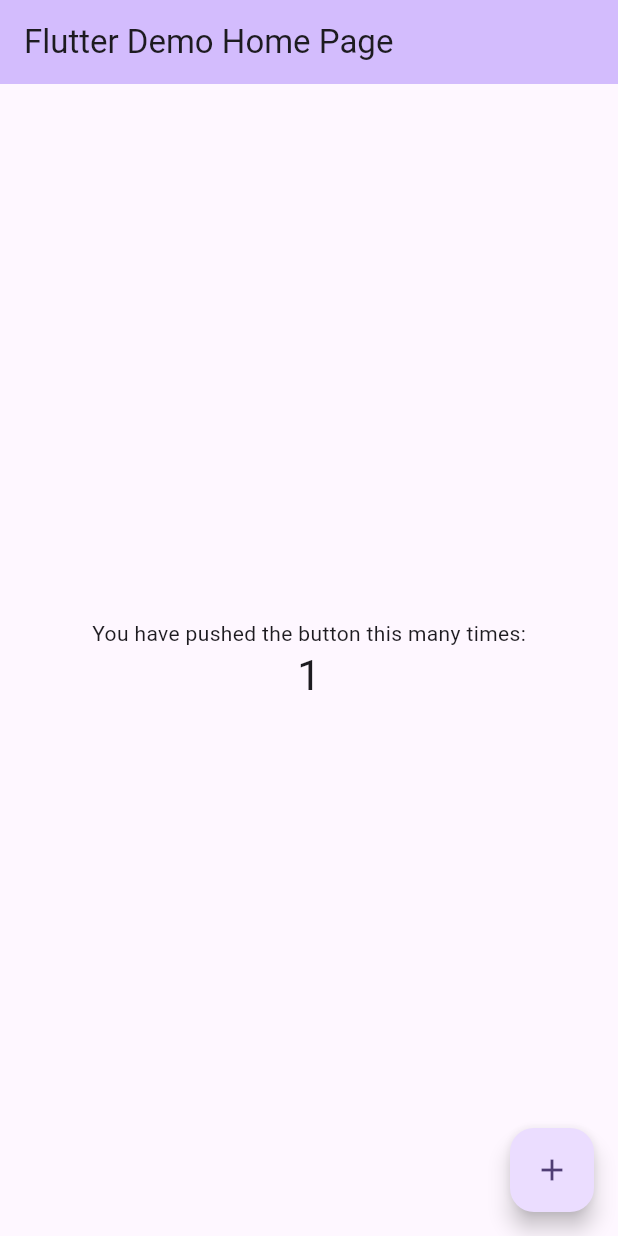
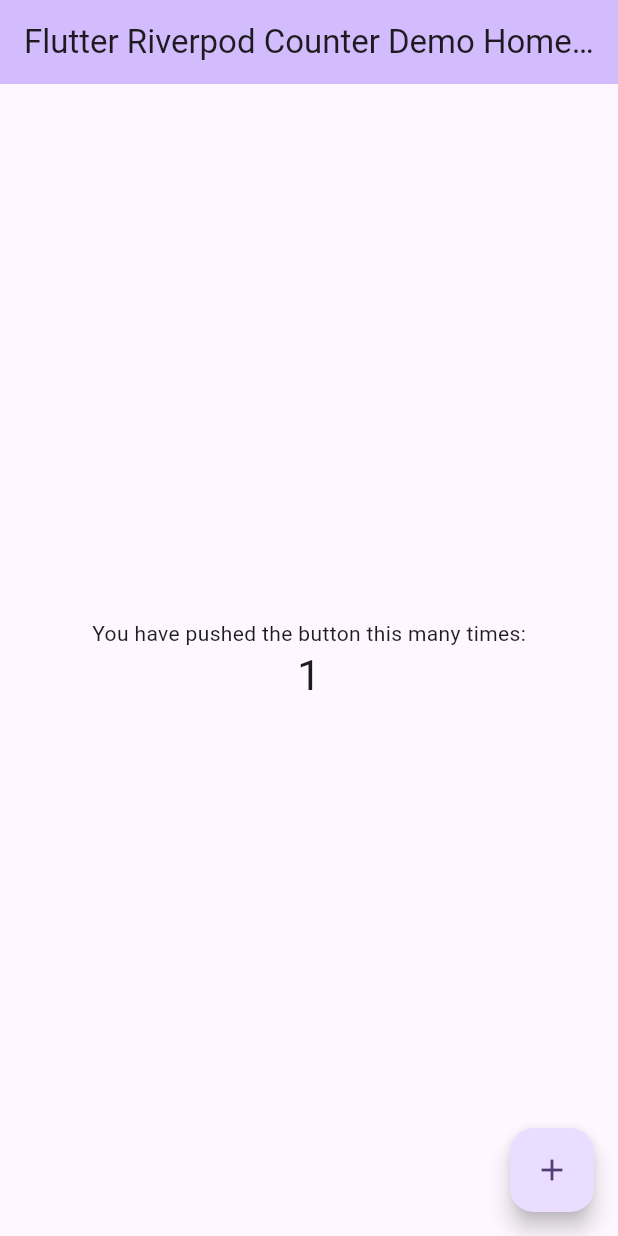
Before and after one commit to BreadKey/Flutter-Riverpod-Examples, a Flutter app: the screen it shows after launch, after a tap on the "add" icon, on a phone screen of 412 x 824 dp. Run offline on Flutter 3.47's test engine with Material 2 defaults, Android fonts, the phone set to English and light mode, and no system bars; our stand-ins replace flutter_riverpod.

Commit message:
complete counter example

```diff
--- a/counter/lib/main.dart
+++ b/counter/lib/main.dart
@@ -1,125 +1,68 @@
 import 'package:flutter/material.dart';
+import 'package:flutter_riverpod/flutter_riverpod.dart';
+
+class Counter extends StateNotifier<int> {
+  Counter(super.state);
+
+  void increment() {
+    state++;
+  }
+}
+
+final counterProvier = StateNotifierProvider<Counter, int>((ref) => Counter(0));
 
 void main() {
-  runApp(const MyApp());
+  runApp(const ProviderScope(child: MyApp()));
 }
 
 class MyApp extends StatelessWidget {
   const MyApp({super.key});
 
-  // This widget is the root of your application.
   @override
   Widget build(BuildContext context) {
     return MaterialApp(
-      title: 'Flutter Demo',
+      title: 'Flutter Riverpod Counter Demo',
       theme: ThemeData(
-        // This is the theme of your application.
-        //
-        // TRY THIS: Try running your application with "flutter run". You'll see
-        // the application has a blue toolbar. Then, without quitting the app,
-        // try changing the seedColor in the colorScheme below to Colors.green
-        // and then invoke "hot reload" (save your changes or press the "hot
-        // reload" button in a Flutter-supported IDE, or press "r" if you used
-        // the command line to start the app).
-        //
-        // Notice that the counter didn't reset back to zero; the application
-        // state is not lost during the reload. To reset the state, use hot
-        // restart instead.
-        //
-        // This works for code too, not just values: Most code changes can be
-        // tested with just a hot reload.
         colorScheme: ColorScheme.fromSeed(seedColor: Colors.deepPurple),
         useMaterial3: true,
       ),
-      home: const MyHomePage(title: 'Flutter Demo Home Page'),
+      home: const MyHomePage(title: 'Flutter Riverpod Counter Demo Home Page'),
     );
   }
 }
 
-class MyHomePage extends StatefulWidget {
+class MyHomePage extends ConsumerWidget {
   const MyHomePage({super.key, required this.title});
-
-  // This widget is the home page of your application. It is stateful, meaning
-  // that it has a State object (defined below) that contains fields that affect
-  // how it looks.
-
-  // This class is the configuration for the state. It holds the values (in this
-  // case the title) provided by the parent (in this case the App widget) and
-  // used by the build method of the State. Fields in a Widget subclass are
-  // always marked "final".
 
   final String title;
 
   @override
-  State<MyHomePage> createState() => _MyHomePageState();
-}
-
-class _MyHomePageState extends State<MyHomePage> {
-  int _counter = 0;
-
-  void _incrementCounter() {
-    setState(() {
-      // This call to setState tells the Flutter framework that something has
-      // changed in this State, which causes it to rerun the build method below
-      // so that the display can reflect the updated values. If we changed
-      // _counter without calling setState(), then the build method would not be
-      // called again, and so nothing would appear to happen.
-      _counter++;
-    });
-  }
-
-  @override
-  Widget build(BuildContext context) {
-    // This method is rerun every time setState is called, for instance as done
-    // by the _incrementCounter method above.
-    //
-    // The Flutter framework has been optimized to make rerunning build methods
-    // fast, so that you can just rebuild anything that needs updating rather
-    // than having to individually change instances of widgets.
+  Widget build(BuildContext context, WidgetRef ref) {
+    final count = ref.watch(counterProvier);
     return Scaffold(
       appBar: AppBar(
-        // TRY THIS: Try changing the color here to a specific color (to
-        // Colors.amber, perhaps?) and trigger a hot reload to see the AppBar
-        // change color while the other colors stay the same.
         backgroundColor: Theme.of(context).colorScheme.inversePrimary,
-        // Here we take the value from the MyHomePage object that was created by
-        // the App.build method, and use it to set our appbar title.
-        title: Text(widget.title),
+        title: Text(title),
       ),
       body: Center(
-        // Center is a layout widget. It takes a single child and positions it
-        // in the middle of the parent.
         child: Column(
-          // Column is also a layout widget. It takes a list of children and
-          // arranges them vertically. By default, it sizes itself to fit its
-          // children horizontally, and tries to be as tall as its parent.
-          //
-          // Column has various properties to control how it sizes itself and
-          // how it positions its children. Here we use mainAxisAlignment to
-          // center the children vertically; the main axis here is the vertical
-          // axis because Columns are vertical (the cross axis would be
-          // horizontal).
-          //
-          // TRY THIS: Invoke "debug painting" (choose the "Toggle Debug Paint"
-          // action in the IDE, or press "p" in the console), to see the
-          // wireframe for each widget.
           mainAxisAlignment: MainAxisAlignment.center,
           children: <Widget>[
             const Text(
               'You have pushed the button this many times:',
             ),
             Text(
-              '$_counter',
+              '$count',
               style: Theme.of(context).textTheme.headlineMedium,
             ),
           ],
         ),
       ),
       floatingActionButton: FloatingActionButton(
-        onPressed: _incrementCounter,
+        onPressed: ref.read(counterProvier.notifier).increment,
         tooltip: 'Increment',
         child: const Icon(Icons.add),
-      ), // This trailing comma makes auto-formatting nicer for build methods.
+      ),
     );
   }
 }
--- a/counter/pubspec.yaml
+++ b/counter/pubspec.yaml
@@ -35,6 +35,7 @@ dependencies:
   # The following adds the Cupertino Icons font to your application.
   # Use with the CupertinoIcons class for iOS style icons.
   cupertino_icons: ^1.0.2
+  flutter_riverpod: ^2.3.6
 
 dev_dependencies:
   flutter_test:
```
Also changed, not shown: counter/pubspec.lock.
